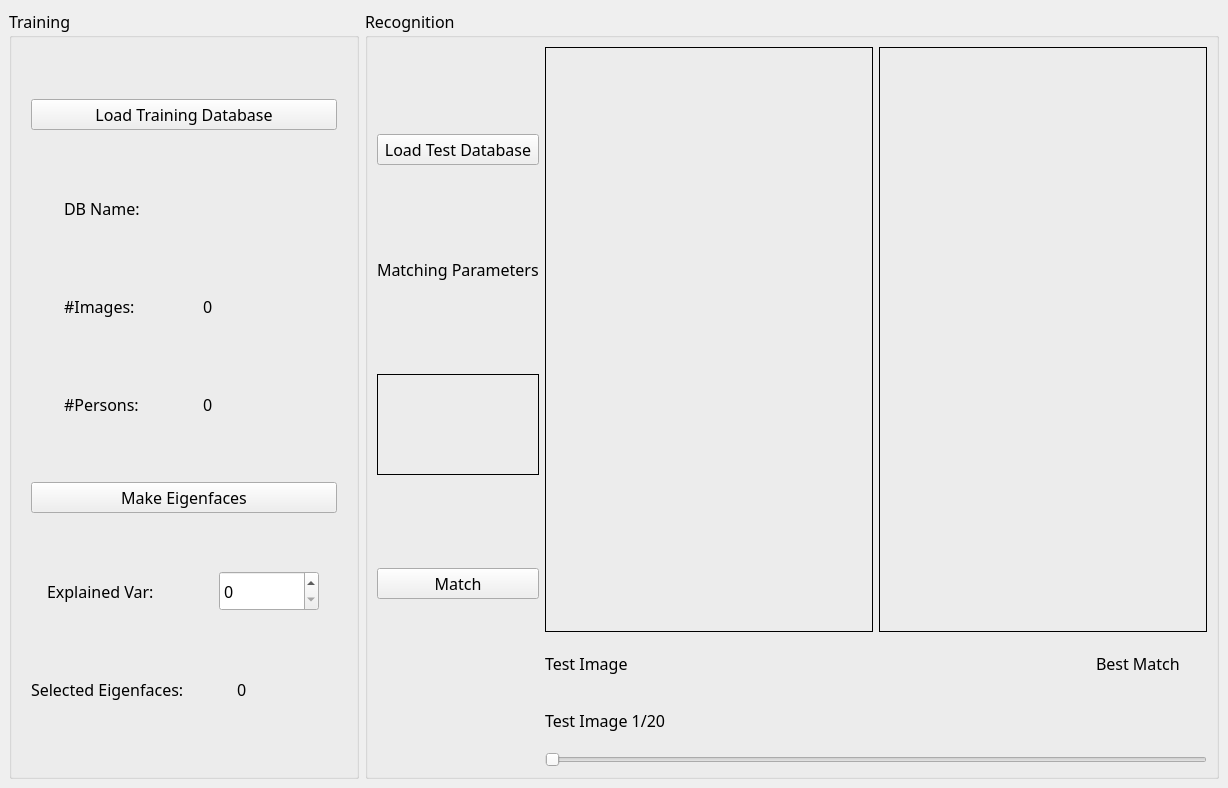
First picture: the form in Task5/ImageView.ui, repository mennahamdy33/CV, before the edit.
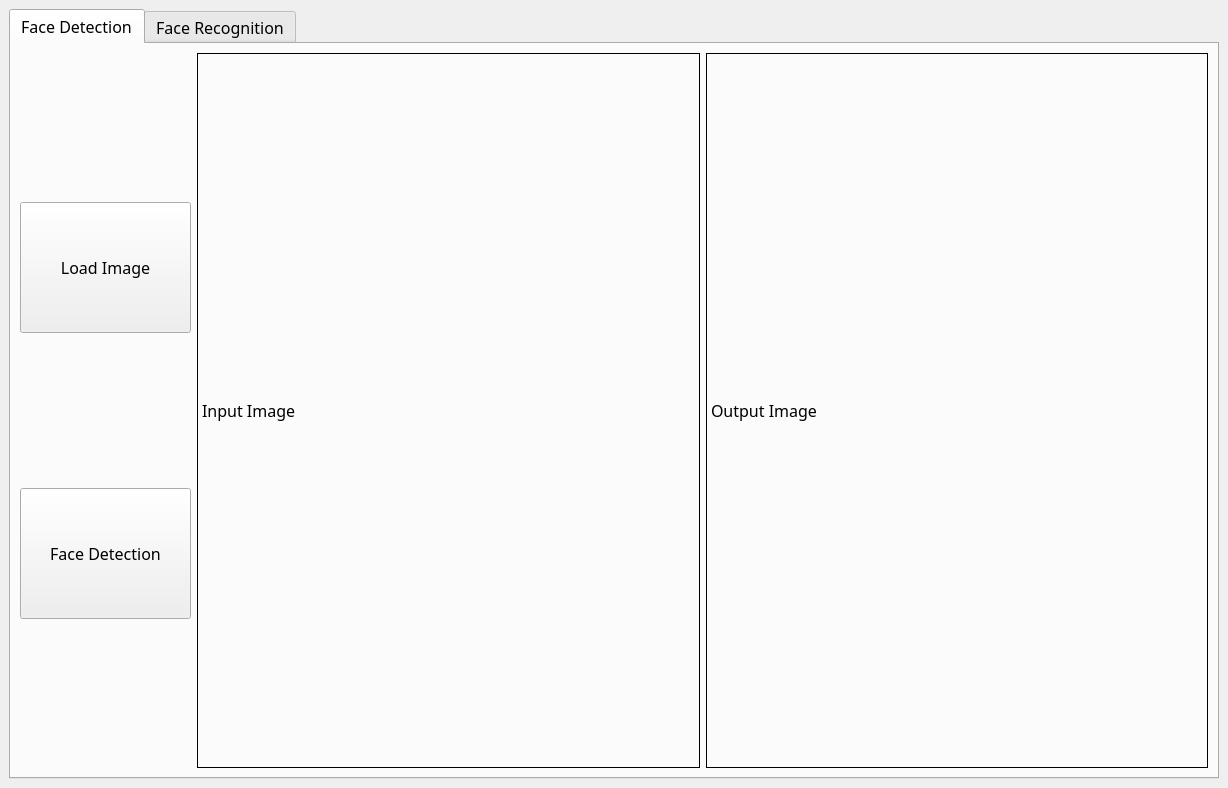
Second picture: the form after the edit.

Commit message: Done with face detection

```diff
--- a/Task5/ImageView.ui
+++ b/Task5/ImageView.ui
@@ -22,6 +22,105 @@
   <widget class="QWidget" name="centralwidget">
    <layout class="QGridLayout" name="gridLayout_2">
     <item row="0" column="0">
+     <widget class="QTabWidget" name="tabWidget">
+      <property name="currentIndex">
+       <number>0</number>
+      </property>
+      <widget class="QWidget" name="detection">
+       <attribute name="title">
+        <string>Face Detection</string>
+       </attribute>
+       <layout class="QGridLayout" name="gridLayout_5">
+        <item row="0" column="0">
+         <layout class="QHBoxLayout" name="horizontalLayout_10">
+          <item>
+           <layout class="QVBoxLayout" name="verticalLayout_3">
+            <item>
+             <widget class="QPushButton" name="loadTab1">
+              <property name="sizePolicy">
+               <sizepolicy hsizetype="Fixed" vsizetype="Fixed">
+                <horstretch>0</horstretch>
+                <verstretch>0</verstretch>
+               </sizepolicy>
+              </property>
+              <property name="minimumSize">
+               <size>
+                <width>171</width>
+                <height>131</height>
+               </size>
+              </property>
+              <property name="maximumSize">
+               <size>
+                <width>171</width>
+                <height>131</height>
+               </size>
+              </property>
+              <property name="text">
+               <string>Load Image</string>
+              </property>
+             </widget>
+            </item>
+            <item>
+             <widget class="QPushButton" name="faceDetection">
+              <property name="sizePolicy">
+               <sizepolicy hsizetype="Fixed" vsizetype="Fixed">
+                <horstretch>0</horstretch>
+                <verstretch>0</verstretch>
+               </sizepolicy>
+              </property>
+              <property name="minimumSize">
+               <size>
+                <width>171</width>
+                <height>131</height>
+               </size>
+              </property>
+              <property name="maximumSize">
+               <size>
+                <width>171</width>
+                <height>131</height>
+               </size>
+              </property>
+              <property name="text">
+               <string>Face Detection</string>
+              </property>
+             </widget>
+            </item>
+           </layout>
+          </item>
+          <item>
+           <layout class="QHBoxLayout" name="horizontalLayout_9">
+            <item>
+             <widget class="QLabel" name="inputTab1">
+              <property name="frameShape">
+               <enum>QFrame::Box</enum>
+              </property>
+              <property name="text">
+               <string>Input Image</string>
+              </property>
+             </widget>
+            </item>
+            <item>
+             <widget class="QLabel" name="outputTab1">
+              <property name="frameShape">
+               <enum>QFrame::Box</enum>
+              </property>
+              <property name="text">
+               <string>Output Image</string>
+              </property>
+             </widget>
+            </item>
+           </layout>
+          </item>
+         </layout>
+        </item>
+       </layout>
+      </widget>
+      <widget class="QWidget" name="recognition_2">
+       <attribute name="title">
+        <string>Face Recognition</string>
+       </attribute>
+       <layout class="QGridLayout" name="gridLayout_4">
+        <item row="0" column="0">
      <layout class="QHBoxLayout" name="horizontalLayout_6">
       <item>
        <widget class="QGroupBox" name="training">
@@ -460,6 +559,10 @@
     </item>
    </layout>
   </widget>
+     </widget>
+    </item>
+   </layout>
+  </widget>
   <widget class="QMenuBar" name="menubar">
    <property name="geometry">
     <rect>
```
Left out of the diff: 2 changed lines with no effect on the pictures. Lines whose indentation alone changed are shown as unchanged. The commit also changes 7 other files.
